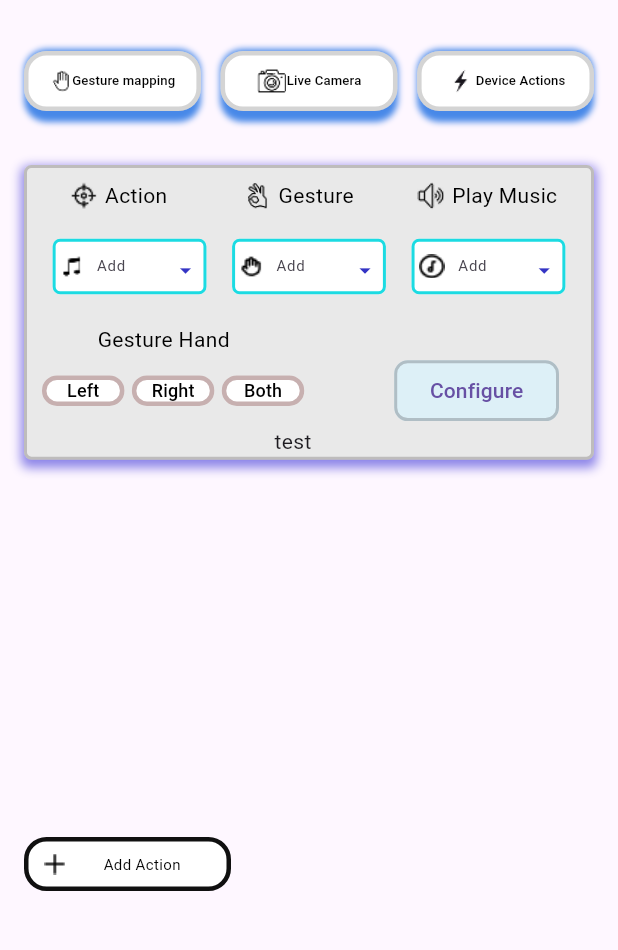
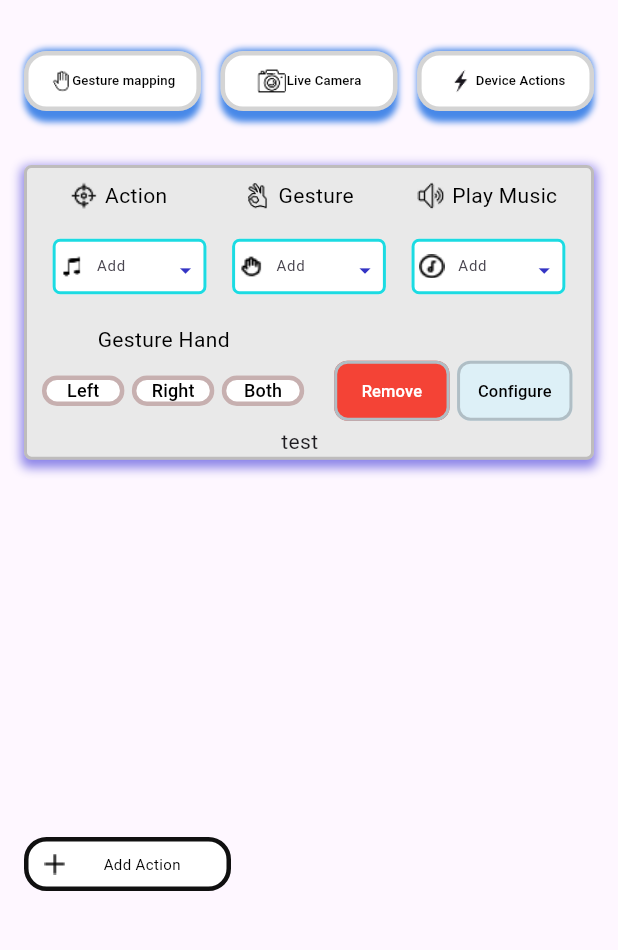
Before and after one commit to RafailAndreou/sensee, a Flutter app: the screen it shows after launch, on a phone screen of 412 x 824 dp, the part 63-1013 px from its top. Run offline on Flutter 3.47's test engine with Material 3 defaults, Android fonts, the phone set to English and light mode, and no system bars; our stand-ins replace webview_flutter; missing offline and left inert: ir_sensor_plugin.

Commit message:
Added remove button(removes index 0 for now)

```diff
--- a/surface_controller/lib/globals/connectionslist.dart
+++ b/surface_controller/lib/globals/connectionslist.dart
@@ -6,3 +6,7 @@ void addNewConnection() {
   connectionsList.value = List.from(connectionsList.value)
     ..add(connectionsList.value.length);
 }
+
+void removeConnection(int index) {
+  connectionsList.value = List.from(connectionsList.value)..removeAt(index);
+}
--- a/surface_controller/lib/screen/gesturemapping/widgets/connection/configurebutton.dart
+++ b/surface_controller/lib/screen/gesturemapping/widgets/connection/configurebutton.dart
@@ -19,8 +19,8 @@ class ConfigureButton extends StatelessWidget {
         backgroundColor: backgroundColor,
         // Set dynamic size based on screen dimensions
         fixedSize: Size(
-          getProportionalWidth(context, 100),
-          getProportionalHeight(context, 40),
+          getProportionalWidth(context, 70),
+          getProportionalHeight(context, 20),
         ),
 
         // Set border radius and stroke
@@ -33,7 +33,10 @@ class ConfigureButton extends StatelessWidget {
         ),
       ),
       onPressed: onPressed,
-      child: Text(label),
+      child: Text(
+        label,
+        style: const TextStyle(fontSize: 11, color: Colors.black),
+      ),
     );
   }
 }
--- a/surface_controller/lib/screen/gesturemapping/widgets/connection/connection.dart
+++ b/surface_controller/lib/screen/gesturemapping/widgets/connection/connection.dart
@@ -6,6 +6,7 @@ import 'package:surface_controller/globals/global.dart';
 import 'package:surface_controller/configue.dart';
 import 'package:surface_controller/server/server.dart';
 import 'package:surface_controller/globals/sizes.dart';
+import 'removebutton.dart';
 
 class Connection extends StatefulWidget {
   const Connection({super.key});
@@ -219,7 +220,9 @@ class _ConnectionState extends State<Connection> {
                         ? const Color.fromARGB(255, 152, 209, 255)
                         : Colors.white,
                   ),
-                  const SizedBox(width: 60),
+                  const SizedBox(width: 20),
+                  RemoveButton(onPressed: () {}),
+                  const SizedBox(width: 5),
                   ConfigureButton(
                     label: "Configure",
                     onPressed: () {
--- /dev/null
+++ b/surface_controller/lib/screen/gesturemapping/widgets/connection/removebutton.dart
@@ -0,0 +1,39 @@
+import 'package:flutter/material.dart';
+import 'package:surface_controller/globals/connectionslist.dart';
+import 'package:surface_controller/globals/sizes.dart';
+import 'removebutton.dart';
+
+class RemoveButton extends StatelessWidget {
+  final VoidCallback onPressed;
+
+  const RemoveButton({super.key, required this.onPressed});
+
+  @override
+  Widget build(BuildContext context) {
+    return Container(
+      child: TextButton(
+        child: const Text(
+          'Remove',
+          style: TextStyle(fontSize: 11, color: Colors.white),
+        ),
+        onPressed: () {
+          removeConnection(0);
+        },
+        style: TextButton.styleFrom(
+          backgroundColor: Colors.red,
+          fixedSize: Size(
+            getProportionalWidth(context, 70),
+            getProportionalHeight(context, 20),
+          ),
+          shape: RoundedRectangleBorder(
+            borderRadius: BorderRadius.circular(9),
+            side: const BorderSide(
+              color: Color(0xFFB0BEC5), // Border color
+              width: 2, // Border thickness
+            ),
+          ),
+        ),
+      ),
+    );
+  }
+}
```
